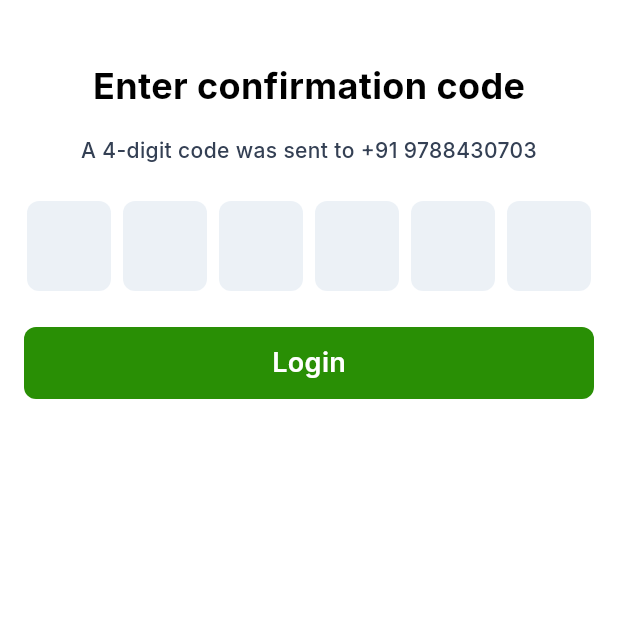
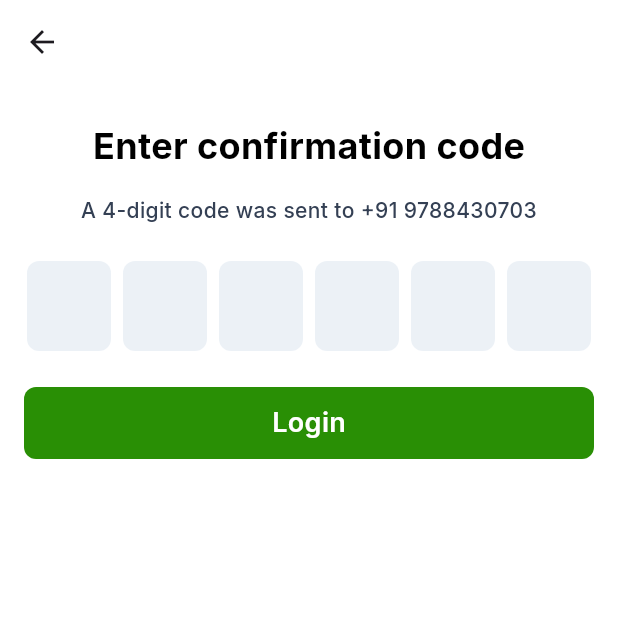
Before and after one commit to Sakthi-dev-0802/easy_order, a Flutter app: the EnterOtpPage screen opened by its route, on a phone screen of 412 x 824 dp, the top half of it. Run offline on Flutter 3.47's test engine with Material 3 defaults, Android fonts, the light colour scheme and no system bars; drawn by our look-alikes of pinput; our stand-ins replace auto_route, google_fonts.

Commit message:
back navigation added on otp page

```diff
--- a/lib/app/screens/login/enter_otp_page.dart
+++ b/lib/app/screens/login/enter_otp_page.dart
@@ -19,11 +19,15 @@ class _EnterOtpPageState extends State<EnterOtpPage> {
   Widget build(BuildContext context) {
     return Scaffold(
       backgroundColor: AppColor.backgroundWhite,
+      appBar: AppBar(
+        backgroundColor: AppColor.backgroundWhite,
+        automaticallyImplyLeading: true,
+      ),
       body: SafeArea(
         child: Center(
           child: Column(
             children: [
-              verticalSpacer(spacing40),
+              verticalSpacer(spacing24),
               Text(
                 'Enter confirmation code',
                 style: AppTextStyle.headingXLargeBlack,
@@ -38,7 +42,7 @@ class _EnterOtpPageState extends State<EnterOtpPage> {
                 padding: EdgeInsets.symmetric(
                   horizontal: spacing16,
                   vertical: spacing24,
-                  ),
+                ),
                 child: Pinput(
                   length: 6,
                   controller: _otpController,
```
